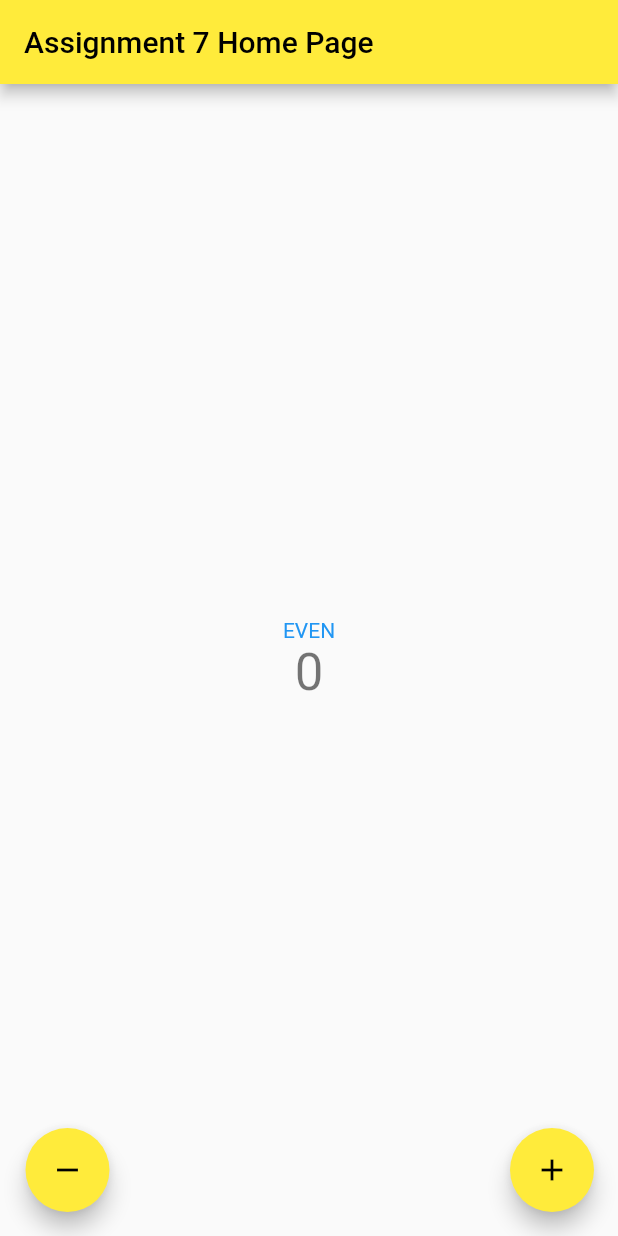
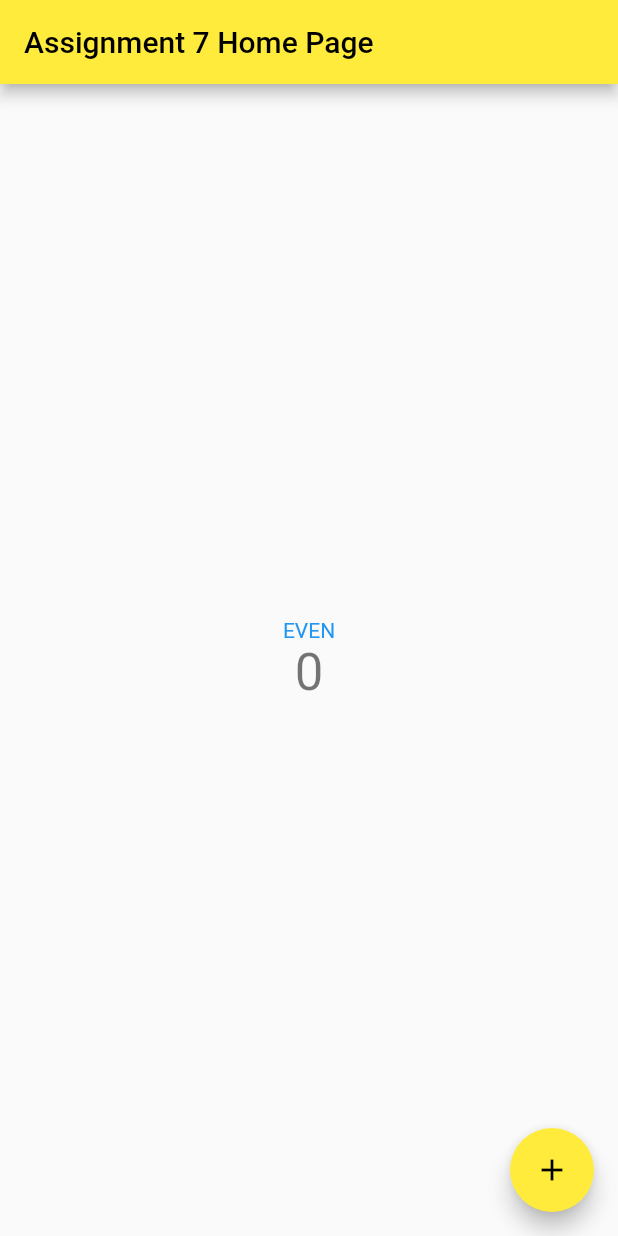
Before and after one commit to fideraphael/pbp-flutter-lab, a Flutter app: the screen it shows after launch, on a phone screen of 412 x 824 dp. Run offline on Flutter 3.47's test engine with Material 2 defaults, Android fonts, the phone set to English and light mode, and no system bars.

Commit message:
invisibility added

```diff
--- a/lib/main.dart
+++ b/lib/main.dart
@@ -67,13 +67,18 @@ class _MyHomePageState extends State<MyHomePage> {
         child:Row(
           mainAxisAlignment: MainAxisAlignment.spaceBetween,
           children: <Widget>[
-            Container(
+            Visibility(
+              visible: _counter != 0,
+              child:
+              Container(
                 child: FloatingActionButton(
                   onPressed: _decrementCounter,
                   tooltip: 'Decrement',
                   child: const Icon(Icons.remove),
                 )
             ),
+            ),
+
             Container(
                 child:FloatingActionButton(
                   onPressed: _incrementCounter,
```
